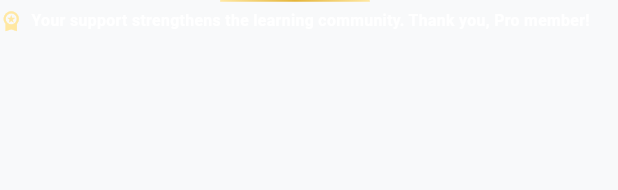
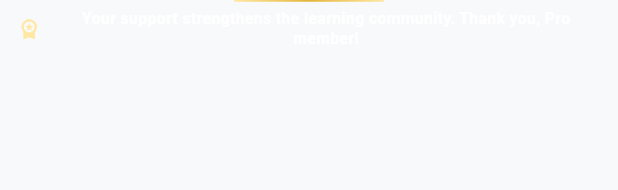
Before and after one commit to Kerim-Personal/mvp-lc, a Flutter app: the _ThanksRow widget shown alone on an empty page, opened directly, on a phone screen of 412 x 824 dp. Shown: the top 190 px of the screen. Run offline on Flutter 3.47's test engine with Material 3 defaults, Android fonts, the phone set to English and light mode, and no system bars; our stand-ins replace audioplayers, cloud_firestore, cloud_functions, confetti, emoji_picker_flutter, firebase_auth and 15 more; missing offline and left inert: circle_flags, firebase_app_check, google_mlkit_language_id, google_mlkit_translation, purchases_flutter; accounts and stored records are empty; generated files the repository leaves out were written again; project files that could hold a hidden picture were left out.

Commit message:
feat: refactor _ThanksRow widget for improved layout and readability

```diff
--- a/lib/widgets/home_screen/premium_status_panel.dart
+++ b/lib/widgets/home_screen/premium_status_panel.dart
@@ -45,7 +45,8 @@ class _PremiumStatusPanelState extends State<PremiumStatusPanel>
                 child: _AnimatedGoldBackground(controller: _bgController)),
             Positioned.fill(
               child: Padding(
-                padding: const EdgeInsets.symmetric(horizontal: 16, vertical: 14),
+                padding:
+                const EdgeInsets.symmetric(horizontal: 16, vertical: 14),
                 child: _PanelContent(
                   shimmerController: _shimmerController,
                 ),
@@ -134,12 +135,19 @@ class _PanelContent extends StatelessWidget {
 
   List<_Benefit> get _benefits => const [
     _Benefit('assets/animations/no ads icon.json', 'Ad-free'),
+
     _Benefit('assets/animations/Translate.json', 'Instant Translation'),
+
     _Benefit('assets/animations/Flags.json', 'Language Diversity'),
+
     _Benefit('assets/animations/Support.json', 'Priority Support'),
+
     _Benefit('assets/animations/Data Analysis.json', 'Grammar Analysis'),
+
     _Benefit('assets/animations/Robot says hello.json', 'VocaBot'),
+
     _Benefit('assets/animations/olympicsports.json', 'Practice'),
+
     _Benefit('assets/animations/Happy SUN.json', 'Shimmer'),
   ];
 
@@ -175,7 +183,7 @@ class _PanelContent extends StatelessWidget {
             const SizedBox(height: 12),
             _BenefitGrid(benefits: _benefits, chipFontSize: chipFont),
             const SizedBox(height: 10),
-            const _ThanksRow(),
+            const _ThanksRow(), // Düzeltilmiş Widget
             const SizedBox(height: 12),
             const _ManageSubscriptionButton(),
           ],
@@ -254,9 +262,7 @@ class _BenefitChip extends StatelessWidget {
   final double fontSize;
   final int index;
   const _BenefitChip(
-      {required this.benefit,
-        required this.fontSize,
-        required this.index});
+      {required this.benefit, required this.fontSize, required this.index});
   @override
   Widget build(BuildContext context) {
     return TweenAnimationBuilder<double>(
@@ -320,6 +326,7 @@ class _BenefitChip extends StatelessWidget {
   }
 }
 
+// !!! BU KISIM DÜZELTİLDİ !!!
 class _ThanksRow extends StatelessWidget {
   const _ThanksRow();
   @override
@@ -344,14 +351,16 @@ class _ThanksRow extends StatelessWidget {
               borderRadius: BorderRadius.all(Radius.circular(4)),
             ),
           ),
-          Wrap(
-            alignment: WrapAlignment.center,
-            crossAxisAlignment: WrapCrossAlignment.center,
-            spacing: 6,
-            runSpacing: 3,
+          // Wrap yerine Row kullanıldı, böylece Flexible hata vermez.
+          Padding(
+            padding: const EdgeInsets.symmetric(horizontal: 12.0),
+            child: Row(
+              mainAxisAlignment: MainAxisAlignment.center,
+              mainAxisSize: MainAxisSize.min,
               children: [
                 const Icon(Icons.workspace_premium,
                     color: Color(0xFFFFE8A3), size: 15),
+                const SizedBox(width: 8),
                 Flexible(
                   child: Text(
                     'Your support strengthens the learning community. Thank you, Pro member!',
@@ -367,6 +376,7 @@ class _ThanksRow extends StatelessWidget {
                   ),
                 ),
               ],
+            ),
           ),
         ],
       ),
```
Lines whose indentation alone changed are shown as unchanged.
